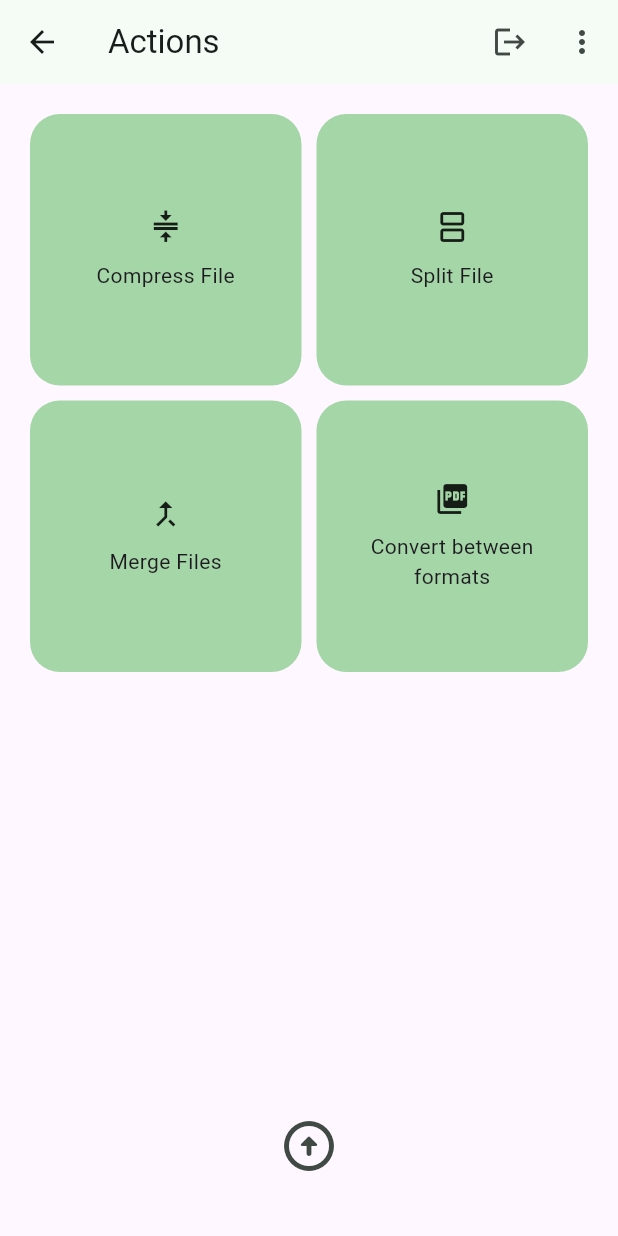
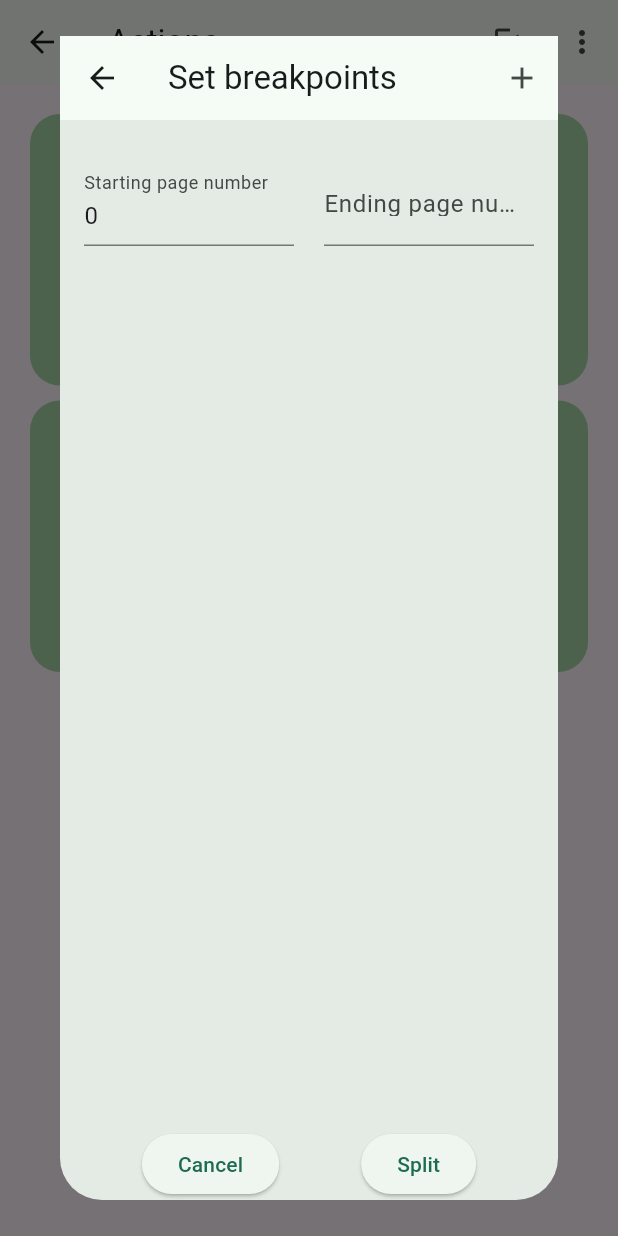
Before and after one commit to Lonewolf230/PDFTool, a Flutter app: the ActionsScreen screen opened directly with empty values, after a tap on "Split File", on a phone screen of 412 x 824 dp. Run offline on Flutter 3.47's test engine with Material 3 defaults, Android fonts, the phone set to English and light mode, and no system bars; our stand-ins replace device_info_plus, file_picker, firebase_auth, firebase_core, flutter_riverpod, google_sign_in and 5 more; missing offline and left inert: crop_image, dart_pdf_reader, syncfusion_flutter_pdf; accounts and stored records are empty.

Commit message:
Implemented merge and split

```diff
--- a/lib/main.dart
+++ b/lib/main.dart
@@ -32,7 +32,9 @@ class MyApp extends StatelessWidget {
             stream: FirebaseAuth.instance.authStateChanges(),
             builder: (context, snapshot) {
               if (snapshot.connectionState == ConnectionState.waiting) {
-                return LoadingScreen();
+                return LoadingScreen(
+                  message: 'Loading..',
+                );
               }
               if (snapshot.hasData) {
                 return HomeScreen();
--- a/lib/screens/actions_screen.dart
+++ b/lib/screens/actions_screen.dart
@@ -1,15 +1,64 @@
 import 'package:flutter/material.dart';
 import 'package:pdftool/providers/paths_notifier.dart';
-import 'package:pdftool/utilities/create_pdf.dart';
+import 'package:pdftool/utilities/actions_utilities.dart';
+import 'package:pdftool/utilities/pdf_processing.dart';
 import 'package:pdftool/widgets/menu_buttons.dart';
 import 'package:flutter_riverpod/flutter_riverpod.dart';
 
-class ActionsScreen extends ConsumerWidget {
+class ActionsScreen extends ConsumerStatefulWidget {
   const ActionsScreen({super.key, required this.initalPaths});
   final List<Map<String, dynamic>> initalPaths;
+  @override
+  ConsumerState<ConsumerStatefulWidget> createState() {
+    return _ActionsScreenState();
+  }
+}
+
+class _ActionsScreenState extends ConsumerState<ActionsScreen> {
+  final PdfProcessing pdfProcessing = PdfProcessing();
+  final ActionsUtilities actionsUtilities = ActionsUtilities();
+  int fileCount = 0;
+  bool loading = false;
+
+  @override
+  void initState() {
+    super.initState();
+    if (widget.initalPaths.isNotEmpty) {
+      WidgetsBinding.instance.addPostFrameCallback((_) {
+        ref.read(pathsProvider.notifier).setPaths(widget.initalPaths);
+      });
+    }
+    fileCount = widget.initalPaths.length;
+  }
+
+  void mergePdfs(WidgetRef ref) async {
+    final paths = ref.read(pathsProvider);
+    final mergedPdf = await pdfProcessing.mergeFiles(paths);
+    final mergedPath = await pdfProcessing.savePdf(mergedPdf, 'merged');
+    print('Merged PDF saved at $mergedPath');
+  }
+
+  void splitPdf(WidgetRef ref) async {
+    final paths = ref.read(pathsProvider);
+    final breakpoints = await actionsUtilities.fixBreakpoints(context);
+    if (breakpoints == null || breakpoints.isEmpty) {
+      if (!mounted) return;
+      ScaffoldMessenger.of(context).clearSnackBars();
+      ScaffoldMessenger.of(context)
+          .showSnackBar(const SnackBar(content: Text('No breakpoints set')));
+      return;
+    }
+
+    final splitPdfs = await pdfProcessing.splitFile(paths, breakpoints);
+    for (int i = 0; i < splitPdfs.length; i++) {
+      final splitPath =
+          await pdfProcessing.savePdf(splitPdfs[i], 'split_${i + 1}');
+      print('Split PDF saved at $splitPath');
+    }
+  }
 
   void showFiles(BuildContext context, WidgetRef ref) {
-    final paths = ref.read(pathsProvider);
+    final paths = ref.watch(pathsProvider);
     if (paths.isEmpty) {
       ScaffoldMessenger.of(context).showSnackBar(
         const SnackBar(content: Text('No files selected')),
@@ -160,13 +209,8 @@ class ActionsScreen extends ConsumerWidget {
   }
 
   @override
-  Widget build(BuildContext context, WidgetRef ref) {
+  Widget build(BuildContext context) {
     // Initialize paths after the first frame
-    WidgetsBinding.instance.addPostFrameCallback((_) {
-      if (initalPaths.isNotEmpty) {
-        ref.read(pathsProvider.notifier).setPaths(initalPaths);
-      }
-    });
 
     return Scaffold(
       appBar: AppBar(
@@ -202,12 +246,16 @@ class ActionsScreen extends ConsumerWidget {
                 MenuButtons(
                   icon: Icons.splitscreen_outlined,
                   text: 'Split File',
-                  onPressed: () => {},
+                  onPressed: () async {
+                    splitPdf(ref);
+                  },
                 ),
                 MenuButtons(
                   icon: Icons.merge_type,
                   text: 'Merge Files',
-                  onPressed: () => {},
+                  onPressed: () async {
+                    mergePdfs(ref);
+                  },
                 ),
                 MenuButtons(
                   icon: Icons.picture_as_pdf,
--- a/lib/screens/home_screen.dart
+++ b/lib/screens/home_screen.dart
@@ -31,8 +31,10 @@ class HomeScreen extends ConsumerWidget {
   }
 
   void pickFile(BuildContext context) async {
-    FilePickerResult? result =
-        await FilePicker.platform.pickFiles(allowMultiple: true);
+    FilePickerResult? result = await FilePicker.platform.pickFiles(
+        allowMultiple: true,
+        type: FileType.custom,
+        allowedExtensions: ['pdf', 'docx']);
     if (result != null && result.paths.isNotEmpty) {
       List<Map<String, dynamic>> paths = await Future.wait(
           result.paths.where((path) => path != null).map((path) async {
--- a/lib/screens/image_display.dart
+++ b/lib/screens/image_display.dart
@@ -227,7 +227,9 @@ class _ImageDisplayState extends State<ImageDisplay> {
                 Positioned.fill(
                   child: Container(
                     color: Color.fromRGBO(0, 0, 0, 0.5),
-                    child: LoadingScreen(),
+                    child: LoadingScreen(
+                      message: 'Creating PDF...',
+                    ),
                   ),
                 )
             ]),
--- /dev/null
+++ b/lib/utilities/actions_utilities.dart
@@ -0,0 +1,107 @@
+import 'package:flutter/material.dart';
+
+class ActionsUtilities {
+  Future<List<int>> fixBreakpoints(BuildContext context) async {
+    List<Map<String, TextEditingController>> controllers = [
+      {
+        'first': TextEditingController(text: '0'),
+        'second': TextEditingController()
+      }
+    ];
+    try {
+      final dialogFuture = showDialog<List<int>>(
+          context: context,
+          builder: (BuildContext dialogContext) {
+            return StatefulBuilder(
+                builder: (BuildContext context, StateSetter setState) {
+              bool isLoading = false;
+              return Dialog(
+                child: Column(
+                  mainAxisSize: MainAxisSize.min,
+                  children: [
+                    AppBar(
+                      title: const Text('Set breakpoints'),
+                      actions: [
+                        IconButton(
+                            onPressed: () {
+                              setState(() {
+                                final lastEndingPage = int.tryParse(
+                                        controllers.last['second']?.text ??
+                                            '0') ??
+                                    0;
+
+                                controllers.add({
+                                  'first': TextEditingController(
+                                      text: (lastEndingPage + 1).toString()),
+                                  'second': TextEditingController()
+                                });
+                              });
+                            },
+                            icon: const Icon(Icons.add))
+                      ],
+                    ),
+                    const SizedBox(height: 20),
+                    Expanded(
+                        child: ListView.builder(
+                            shrinkWrap: true,
+                            itemCount: controllers.length,
+                            itemBuilder: (context, index) {
+                              return Padding(
+                                padding: const EdgeInsets.symmetric(
+                                    horizontal: 16, vertical: 8),
+                                child: Row(
+                                  children: [
+                                    Expanded(
+                                        child: TextField(
+                                      controller: controllers[index]['first'],
+                                      decoration: const InputDecoration(
+                                          labelText: 'Starting page number'),
+                                      keyboardType: TextInputType.number,
+                                    )),
+                                    const SizedBox(width: 20),
+                                    Expanded(
+                                        child: TextField(
+                                      controller: controllers[index]['second'],
+                                      decoration: const InputDecoration(
+                                          labelText: 'Ending page number'),
+                                      keyboardType: TextInputType.number,
+                                    )),
+                                  ],
+                                ),
+                              );
+                            })),
+                    const SizedBox(height: 20),
+                    Row(
+                      mainAxisAlignment: MainAxisAlignment.spaceEvenly,
+                      children: [
+                        ElevatedButton(
+                          onPressed: () {
+                            Navigator.of(dialogContext).pop(null);
+                          },
+                          child: const Text('Cancel'),
+                        ),
+                        ElevatedButton(
+                            onPressed: () {
+                              List<int> breakpoints = controllers
+                                  .map((map) =>
+                                      int.tryParse(
+                                          map['second']?.text ?? '0') ??
+                                      0)
+                                  .toList();
+                              Navigator.of(dialogContext).pop(breakpoints);
+                            },
+                            child: const Text('Split'))
+                      ],
+                    )
+                  ],
+                ),
+              );
+            });
+          });
+      final res = await dialogFuture;
+      return res ?? [];
+    } catch (e) {
+      return [];
+    }
+  }
+}
--- a/lib/utilities/create_pdf.dart
+++ b/lib/utilities/create_pdf.dart
@@ -1,5 +1,4 @@
 import 'dart:io';
-import 'package:flutter/material.dart';
 import 'package:pdf/widgets.dart' as pw;
 import 'package:path_provider/path_provider.dart';
 import 'package:dart_pdf_reader/dart_pdf_reader_io.dart' as pdf;
--- a/lib/widgets/loading_screen.dart
+++ b/lib/widgets/loading_screen.dart
@@ -1,7 +1,8 @@
 import 'package:flutter/material.dart';
 
 class LoadingScreen extends StatelessWidget {
-  const LoadingScreen({super.key});
+  const LoadingScreen({super.key, required this.message});
+  final String message;
 
   @override
   Widget build(BuildContext context) {
@@ -15,7 +16,7 @@ class LoadingScreen extends StatelessWidget {
             backgroundColor: Colors.green,
           ),
           Text(
-            'Creating Pdf please wait',
+            message,
             textAlign: TextAlign.center,
           )
         ],
--- a/pubspec.yaml
+++ b/pubspec.yaml
@@ -50,6 +50,8 @@ dependencies:
   pdf: ^3.11.1
   dart_pdf_reader: ^2.1.0
   open_filex: ^4.6.0
+  syncfusion_flutter_pdf: ^28.1.38
+  flutter_dotenv: ^5.2.1
 
 
 dev_dependencies:
```
Also changed, not shown: lib/providers/paths_notifier.dart (+14 -6 lines), lib/utilities/pdf_processing.dart (added, +98 -0 lines), pubspec.lock.
